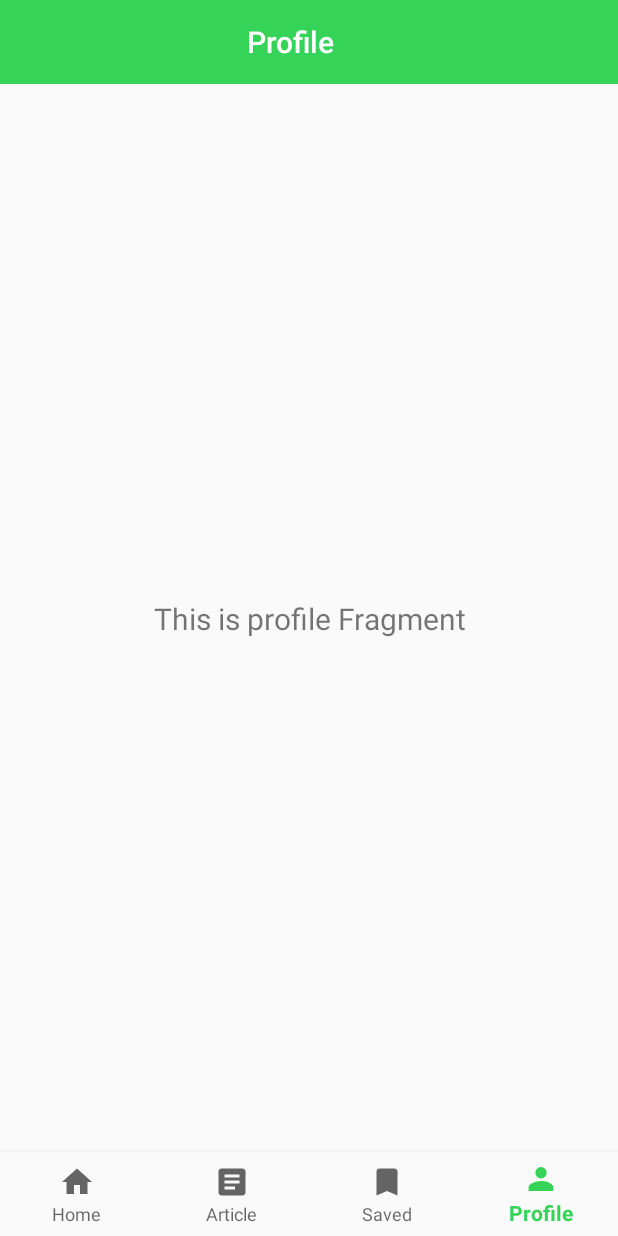
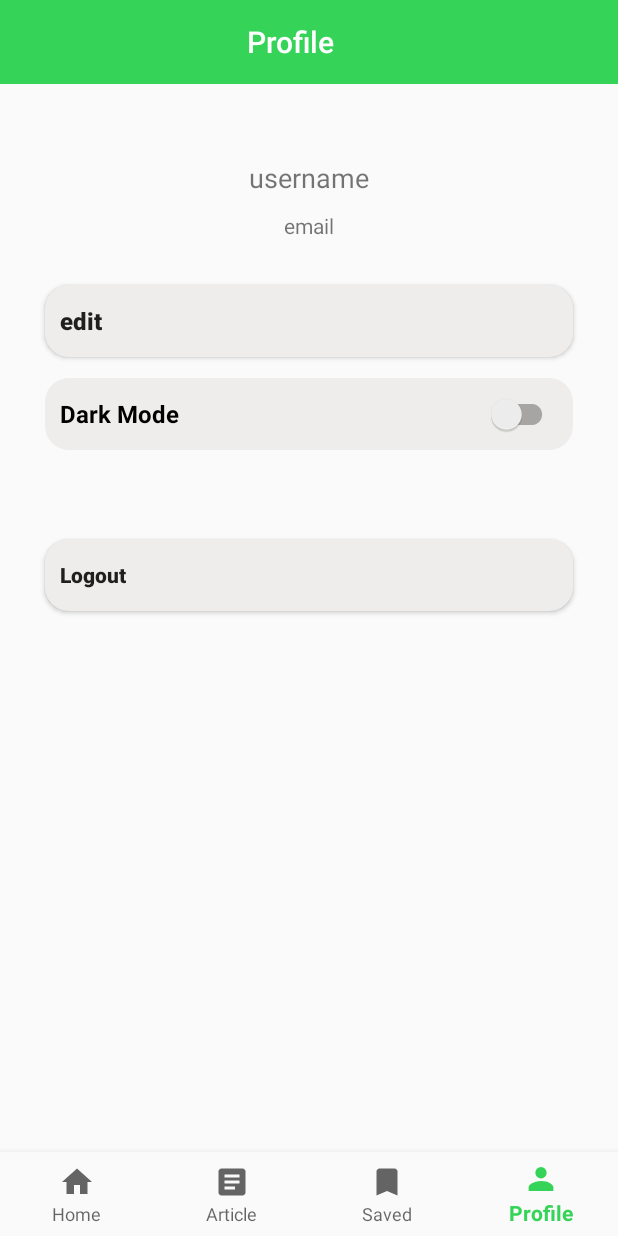
Before and after one commit to alyuto/DrFruithy, an Android app: the ProfileFragment screen opened through its navigation route, on a phone screen of 412 x 824 dp. Run offline under Robolectric (Android 15) with nearby library versions, the phone set to English and light mode, and no system bars; our stand-ins replace CircleImageView, navigation-ui.

Commit message:
create ui in fragment_profile.xml add dependencies in build.gradle.kts implementation("de.hdodenhof:circleimageview:3.1.0")

```diff
--- a/app/build.gradle.kts
+++ b/app/build.gradle.kts
@@ -52,4 +52,6 @@ dependencies {
     testImplementation(libs.junit)
     androidTestImplementation(libs.androidx.junit)
     androidTestImplementation(libs.androidx.espresso.core)
+
+    implementation("de.hdodenhof:circleimageview:3.1.0")
 }
--- a/app/src/main/java/com/dicoding/drfruithy/ui/profile/ProfileFragment.kt
+++ b/app/src/main/java/com/dicoding/drfruithy/ui/profile/ProfileFragment.kt
@@ -26,10 +26,6 @@ class ProfileFragment : Fragment() {
         _binding = FragmentProfileBinding.inflate(inflater, container, false)
         val root: View = binding.root
 
-        val textView: TextView = binding.textProfile
-        profileViewModel.text.observe(viewLifecycleOwner) {
-            textView.text = it
-        }
 
         return root
     }
--- /dev/null
+++ b/app/src/main/res/drawable/button_profile.xml
@@ -0,0 +1,9 @@
+<shape xmlns:android="http://schemas.android.com/apk/res/android">
+    <solid android:color="@color/grey" />
+    <corners android:radius="16dp" />
+    <padding
+        android:left="10dp"
+        android:top="10dp"
+        android:right="10dp"
+        android:bottom="10dp" />
+</shape>
--- a/app/src/main/res/layout/fragment_profile.xml
+++ b/app/src/main/res/layout/fragment_profile.xml
@@ -6,15 +6,88 @@
     android:layout_height="match_parent"
     tools:context=".ui.profile.ProfileFragment">
 
-    <!-- TODO: Update blank fragment layout -->
+    <de.hdodenhof.circleimageview.CircleImageView
+        android:id="@+id/image_profile"
+        android:layout_width="wrap_content"
+        android:layout_height="wrap_content"
+        tools:src="@tools:sample/avatars"
+        android:layout_marginTop="40dp"
+        app:layout_constraintEnd_toEndOf="parent"
+        app:layout_constraintStart_toStartOf="parent"
+        app:layout_constraintTop_toTopOf="parent" />
+
     <TextView
-        android:id="@+id/text_profile"
+        android:id="@+id/username_profile"
+        android:layout_width="wrap_content"
+        android:layout_height="wrap_content"
+        android:layout_marginTop="10dp"
+        android:text="@string/username"
+        android:textSize="18sp"
+        app:layout_constraintEnd_toEndOf="@+id/image_profile"
+        app:layout_constraintStart_toStartOf="@+id/image_profile"
+        app:layout_constraintTop_toBottomOf="@+id/image_profile" />
+
+    <TextView
+        android:id="@+id/email_profile"
+        android:layout_width="wrap_content"
+        android:layout_height="wrap_content"
+        android:layout_marginTop="10dp"
+        android:text="@string/email"
+        android:textSize="14sp"
+        app:layout_constraintEnd_toEndOf="@+id/image_profile"
+        app:layout_constraintStart_toStartOf="@+id/image_profile"
+        app:layout_constraintTop_toBottomOf="@+id/username_profile" />
+
+    <Button
+        android:id="@+id/edit"
         android:layout_width="match_parent"
         android:layout_height="wrap_content"
-        android:textAlignment="center"
-        android:textSize="20sp"
+        android:text="@string/edit"
+        android:layout_marginTop="30dp"
+        android:layout_marginStart="30dp"
+        android:layout_marginEnd="30dp"
+        android:textSize="16sp"
+        android:gravity="start|center_vertical"
+        android:background="@drawable/button_profile"
+        android:textAllCaps="false"
+        android:textStyle="bold"
+        app:layout_constraintEnd_toEndOf="parent"
+        app:layout_constraintStart_toStartOf="parent"
+        app:layout_constraintTop_toBottomOf="@+id/email_profile" />
+
+    <com.google.android.material.switchmaterial.SwitchMaterial
+        android:id="@+id/switch_theme"
+        android:layout_width="match_parent"
+        android:layout_height="48dp"
+        android:layout_marginTop="10dp"
+        android:layout_marginStart="30dp"
+        android:layout_marginEnd="30dp"
+        android:background="@drawable/button_profile"
+        android:text="@string/dark_mode"
+        android:textSize="16sp"
+        android:textStyle="bold"
         app:layout_constraintBottom_toBottomOf="parent"
         app:layout_constraintEnd_toEndOf="parent"
         app:layout_constraintStart_toStartOf="parent"
-        app:layout_constraintTop_toTopOf="parent" />
+        app:layout_constraintTop_toBottomOf="@+id/edit"
+        app:layout_constraintVertical_bias="0.008" />
+
+    <Button
+        android:id="@+id/logout"
+        android:layout_width="match_parent"
+        android:layout_height="wrap_content"
+        android:layout_marginStart="30dp"
+        android:layout_marginEnd="30dp"
+        android:background="@drawable/button_profile"
+        android:gravity="start|center_vertical"
+        android:text="@string/logout"
+        android:textAllCaps="false"
+        android:textStyle="bold"
+        app:layout_constraintBottom_toBottomOf="parent"
+        app:layout_constraintEnd_toEndOf="parent"
+        app:layout_constraintHorizontal_bias="0.0"
+        app:layout_constraintStart_toStartOf="parent"
+        app:layout_constraintTop_toBottomOf="@+id/switch_theme"
+        app:layout_constraintVertical_bias="0.142" />
+
 </androidx.constraintlayout.widget.ConstraintLayout>
--- a/app/src/main/res/values/colors.xml
+++ b/app/src/main/res/values/colors.xml
@@ -8,4 +8,5 @@
     <color name="black">#FF000000</color>
     <color name="white">#FFFFFFFF</color>
     <color name="navBack">#35D458</color>
+    <color name="grey">#EEEDEB</color>
 </resources>
--- a/app/src/main/res/values/strings.xml
+++ b/app/src/main/res/values/strings.xml
@@ -23,4 +23,9 @@
     <string name="title_saved_text">Title :</string>
     <string name="disease_name">Disease Name</string>
     <string name="disease_text">Disease :</string>
+    <string name="username">username</string>
+    <string name="email">email</string>
+    <string name="edit">edit</string>
+    <string name="dark_mode">Dark Mode</string>
+    <string name="logout">Logout</string>
 </resources>
```
